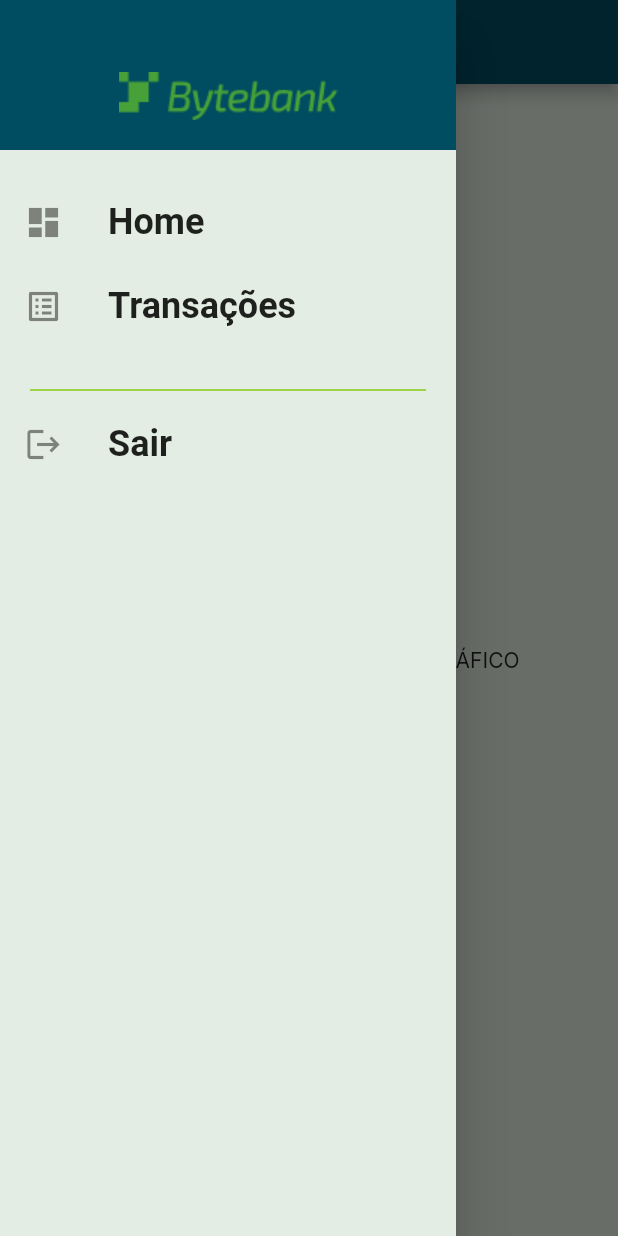
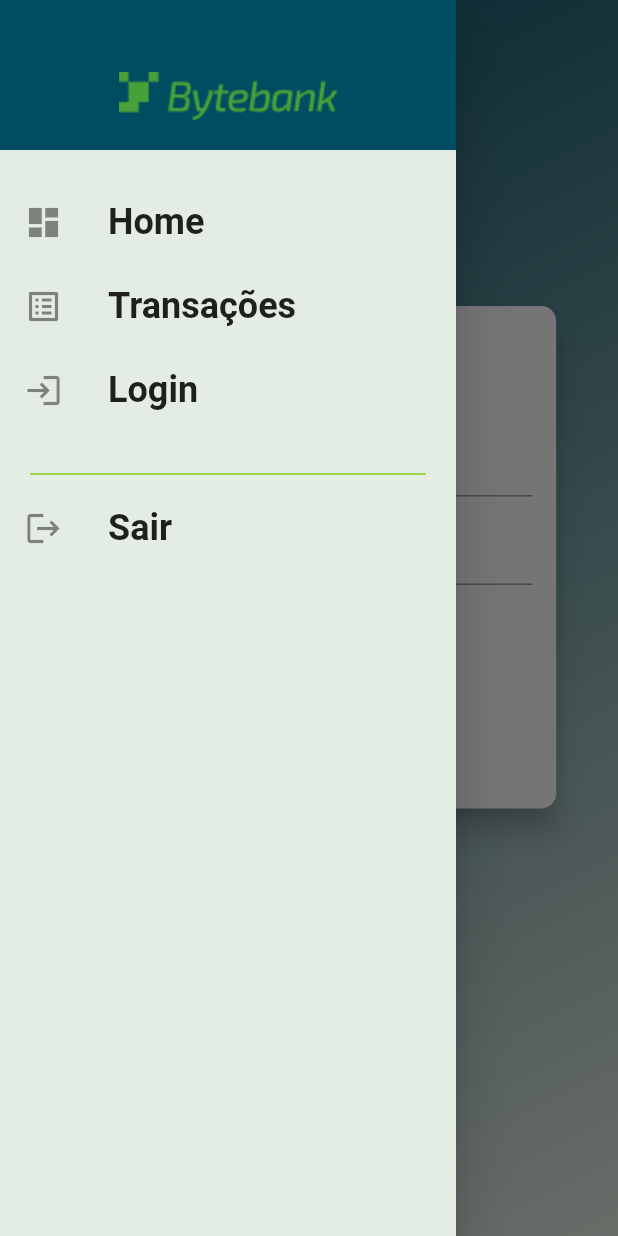
Before and after one commit to sucodelarangela/tech-challenge-flutter, a Flutter app: the screen it shows after launch, with the side drawer open, on a phone screen of 412 x 824 dp. Run offline on Flutter 3.47's test engine with Material 3 defaults, Android fonts, the phone set to English and light mode, and no system bars; our stand-ins replace firebase_auth, firebase_core; accounts and stored records are empty; Roboto replaces fonts that are missing (RobotoCondensed).

Commit message:
feat: login screen / register, login, logout actions

```diff
--- a/lib/main.dart
+++ b/lib/main.dart
@@ -1,18 +1,27 @@
+import 'package:firebase_core/firebase_core.dart';
 import 'package:flutter/material.dart';
+import 'package:provider/provider.dart';
+import 'package:tech_challenge_flutter/models/auth.dart';
 import 'package:tech_challenge_flutter/screens/home_screen.dart';
+import 'package:tech_challenge_flutter/screens/login_screen.dart';
 import 'package:tech_challenge_flutter/screens/transactions_screen.dart';
 import 'package:tech_challenge_flutter/utils/app_routes.dart';
 
-void main() => runApp(MyApp());
+void main() async {
+  WidgetsFlutterBinding.ensureInitialized();
+  await Firebase.initializeApp();
+  runApp(MyApp());
+}
 
 class MyApp extends StatelessWidget {
   const MyApp({super.key});
 
   @override
   Widget build(BuildContext context) {
-    return MaterialApp(
+    return MultiProvider(
+      providers: [ChangeNotifierProvider(create: (_) => Auth())],
+      child: MaterialApp(
         title: 'Bytebank',
-
         // THEME:
         theme: ThemeData(
           useMaterial3: false,
@@ -35,11 +44,17 @@
           ),
         ),
 
+        initialRoute: AppRoutes.LOGIN,
+
         // ROTAS DE NAVEGAÇÃO
         routes: {
-        AppRoutes.HOME: (ctx) => HomeScreen(),
-        AppRoutes.TRANSACTIONS: (ctx) => TransactionsScreen(),
+          AppRoutes.LOGIN: (ctx) => LoginScreen(),
+          AppRoutes.HOME: (ctx) => const HomeScreen(),
+          AppRoutes.TRANSACTIONS: (ctx) => const TransactionsScreen(),
         },
+
+        debugShowCheckedModeBanner: false,
+      ),
     );
   }
 }
--- /dev/null
+++ b/lib/models/auth_exception.dart
@@ -0,0 +1,17 @@
+class AuthException implements Exception {
+  static const Map<String, String> errors = {
+    'email-already-in-use': 'Este e-mail já está em uso',
+    'invalid-email': 'E-mail inválido',
+    'weak-password': 'Senha muito fraca',
+    'invalid-credential': 'Verifique seu e-mail e senha',
+  };
+
+  final String key;
+
+  AuthException(this.key);
+
+  @override
+  String toString() {
+    return errors[key] ?? 'Erro inesperado: $key';
+  }
+}
--- /dev/null
+++ b/lib/screens/login_screen.dart
@@ -0,0 +1,38 @@
+import 'package:flutter/material.dart';
+import 'package:tech_challenge_flutter/widgets/login_form.dart';
+import 'package:tech_challenge_flutter/widgets/main_drawer.dart';
+
+class LoginScreen extends StatelessWidget {
+  const LoginScreen({super.key});
+
+  @override
+  Widget build(BuildContext context) {
+    return Scaffold(
+      // appBar: AppBar(title: Text('Home')),
+      drawer: MainDrawer(),
+
+      // Container(
+      // ),
+      body: Container(
+        width: double.infinity,
+        decoration: BoxDecoration(
+          gradient: LinearGradient(
+            colors: [
+              Theme.of(context).colorScheme.primary,
+              Theme.of(context).canvasColor,
+            ],
+            begin: Alignment.topLeft,
+            end: Alignment.bottomRight,
+          ),
+        ),
+        child: Padding(
+          padding: const EdgeInsets.only(top: 200),
+          child: Column(
+            crossAxisAlignment: CrossAxisAlignment.center,
+            children: [LoginForm()],
+          ),
+        ),
+      ),
+    );
+  }
+}
--- /dev/null
+++ b/lib/widgets/login_form.dart
@@ -0,0 +1,156 @@
+import 'package:flutter/material.dart';
+import 'package:provider/provider.dart';
+import 'package:tech_challenge_flutter/models/auth.dart';
+import 'package:tech_challenge_flutter/models/auth_exception.dart';
+import 'package:tech_challenge_flutter/utils/app_routes.dart';
+
+enum AuthMode { signup, login }
+
+class LoginForm extends StatefulWidget {
+  const LoginForm({super.key});
+
+  @override
+  State<LoginForm> createState() => _LoginFormState();
+}
+
+class _LoginFormState extends State<LoginForm> {
+  final _formKey = GlobalKey<FormState>();
+  final _passwordController = TextEditingController();
+  bool _isLoading = false;
+  String _errorMessage = '';
+  AuthMode _authMode = AuthMode.login;
+  Map<String, String> _authData = {'email': '', 'password': ''};
+
+  bool _isLogin() => _authMode == AuthMode.login;
+  bool _isSignup() => _authMode == AuthMode.signup;
+
+  void _switchAuthMode() {
+    setState(() {
+      _errorMessage = '';
+      if (_isLogin()) {
+        _authMode = AuthMode.signup;
+      } else {
+        _authMode = AuthMode.login;
+      }
+    });
+  }
+
+  Future<void> _submit() async {
+    setState(() => _errorMessage = '');
+    final isValid = _formKey.currentState?.validate() ?? false;
+
+    if (!isValid) return;
+
+    setState(() => _isLoading = true);
+
+    _formKey.currentState?.save();
+    Auth auth = Provider.of(context, listen: false);
+
+    try {
+      if (_isLogin()) {
+        await auth.login(_authData['email']!, _authData['password']!);
+        Navigator.of(context).pushReplacementNamed(AppRoutes.HOME);
+      } else {
+        await auth.register(_authData['email']!, _authData['password']!);
+      }
+    } on AuthException catch (e) {
+      setState(() => _errorMessage = e.toString());
+    }
+
+    setState(() => _isLoading = false);
+  }
+
+  @override
+  Widget build(BuildContext context) {
+    final deviceSize = MediaQuery.of(context).size;
+
+    return Card(
+      elevation: 8,
+      shape: RoundedRectangleBorder(borderRadius: BorderRadius.circular(10)),
+      child: Container(
+        padding: EdgeInsets.all(16),
+        width: deviceSize.width * 0.80,
+        child: Form(
+          key: _formKey,
+          child: Column(
+            children: [
+              Image.asset('assets/images/logo.png'),
+              SizedBox(height: 20),
+              TextFormField(
+                decoration: InputDecoration(labelText: 'E-mail'),
+                keyboardType: TextInputType.emailAddress,
+                onSaved: (email) => _authData['email'] = email ?? '',
+                validator: (_email) {
+                  final email = _email ?? '';
+                  if (email.trim().isEmpty || !email.contains('@')) {
+                    return 'Informe um e-mail válido';
+                  }
+                  return null;
+                },
+              ),
+              TextFormField(
+                decoration: InputDecoration(labelText: 'Senha'),
+                keyboardType: TextInputType.text,
+                obscureText: true,
+                controller: _passwordController,
+                onSaved: (password) => _authData['password'] = password ?? '',
+                validator: (_password) {
+                  final password = _password ?? '';
+                  if (password.trim().isEmpty || password.length < 5) {
+                    return 'Senha deve ter pelo menos 5 caracteres';
+                  }
+                  return null;
+                },
+              ),
+              if (_isSignup())
+                TextFormField(
+                  decoration: InputDecoration(labelText: 'Confirme sua senha'),
+                  keyboardType: TextInputType.text,
+                  obscureText: true,
+                  validator:
+                      _isLogin()
+                          ? null
+                          : (_password) {
+                            final password = _password ?? '';
+                            if (password != _passwordController.text) {
+                              return 'Senhas informadas não conferem';
+                            }
+                            return null;
+                          },
+                ),
+              SizedBox(height: 20),
+              _isLoading
+                  ? CircularProgressIndicator()
+                  : ElevatedButton(
+                    onPressed: _submit,
+                    style: ElevatedButton.styleFrom(
+                      padding: EdgeInsets.symmetric(
+                        horizontal: 30,
+                        vertical: 8,
+                      ),
+                      foregroundColor: Theme.of(context).canvasColor,
+                      shape: RoundedRectangleBorder(
+                        borderRadius: BorderRadius.circular(30),
+                      ),
+                    ),
+                    child: Text(_isLogin() ? 'ENTRAR' : 'REGISTRAR'),
+                  ),
+              if (_errorMessage != '') SizedBox(height: 20),
+              Text(
+                _errorMessage,
+                style: TextStyle(color: Theme.of(context).colorScheme.error),
+              ),
+              // Spacer(),
+              TextButton(
+                onPressed: _switchAuthMode,
+                child: Text(
+                  _isLogin() ? 'Deseja registrar?' : 'Já possui conta?',
+                ),
+              ),
+            ],
+          ),
+        ),
+      ),
+    );
+  }
+}
--- a/lib/widgets/main_drawer.dart
+++ b/lib/widgets/main_drawer.dart
@@ -1,4 +1,7 @@
 import 'package:flutter/material.dart';
+import 'package:provider/provider.dart';
+import 'package:tech_challenge_flutter/models/auth.dart';
+import 'package:tech_challenge_flutter/models/auth_exception.dart';
 import 'package:tech_challenge_flutter/utils/app_routes.dart';
 
 class MainDrawer extends StatelessWidget {
@@ -21,6 +24,16 @@ class MainDrawer extends StatelessWidget {
 
   @override
   Widget build(BuildContext context) {
+    Future<void> logout() async {
+      Auth auth = Provider.of(context, listen: false);
+      try {
+        await auth.logout();
+        Navigator.of(context).pushReplacementNamed(AppRoutes.LOGIN);
+      } on AuthException catch (e) {
+        print(e);
+      }
+    }
+
     return Drawer(
       child: Column(
         children: [
@@ -47,6 +60,11 @@ class MainDrawer extends StatelessWidget {
               context,
             ).pushReplacementNamed(AppRoutes.TRANSACTIONS),
           ),
+          _createIcon(
+            Icons.login,
+            'Login',
+            () => Navigator.of(context).pushReplacementNamed(AppRoutes.LOGIN),
+          ),
 
           SizedBox(height: 20),
 
@@ -57,7 +75,7 @@ class MainDrawer extends StatelessWidget {
             endIndent: 20,
           ),
 
-          _createIcon(Icons.logout, 'Sair', () {}),
+          _createIcon(Icons.logout, 'Sair', logout),
         ],
       ),
     );
```
Also changed, not shown: lib/models/auth.dart (added, +37 -0 lines). Lines whose indentation alone changed are shown as unchanged.
